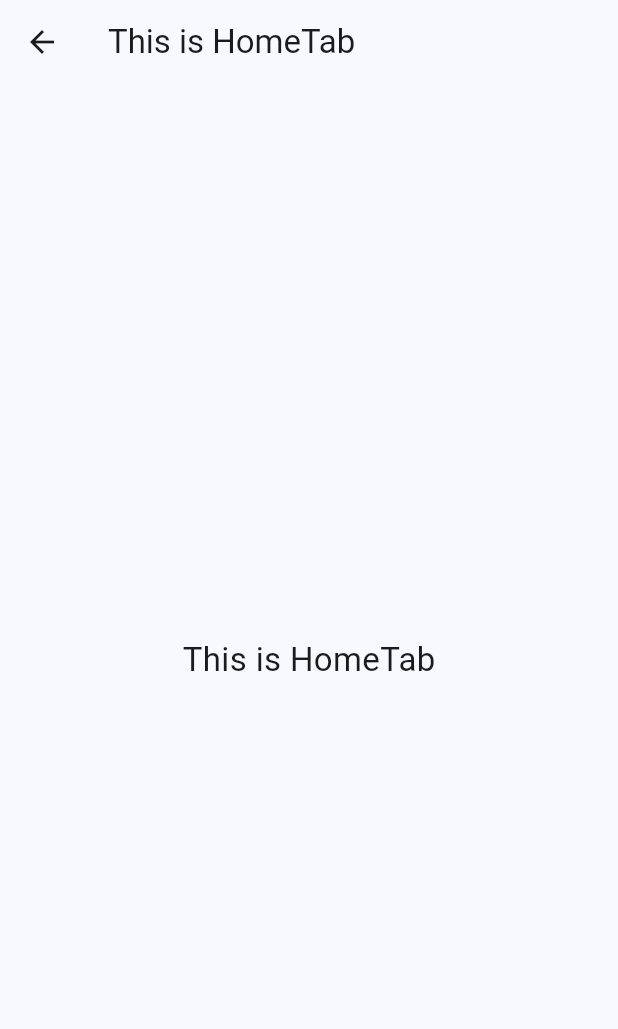
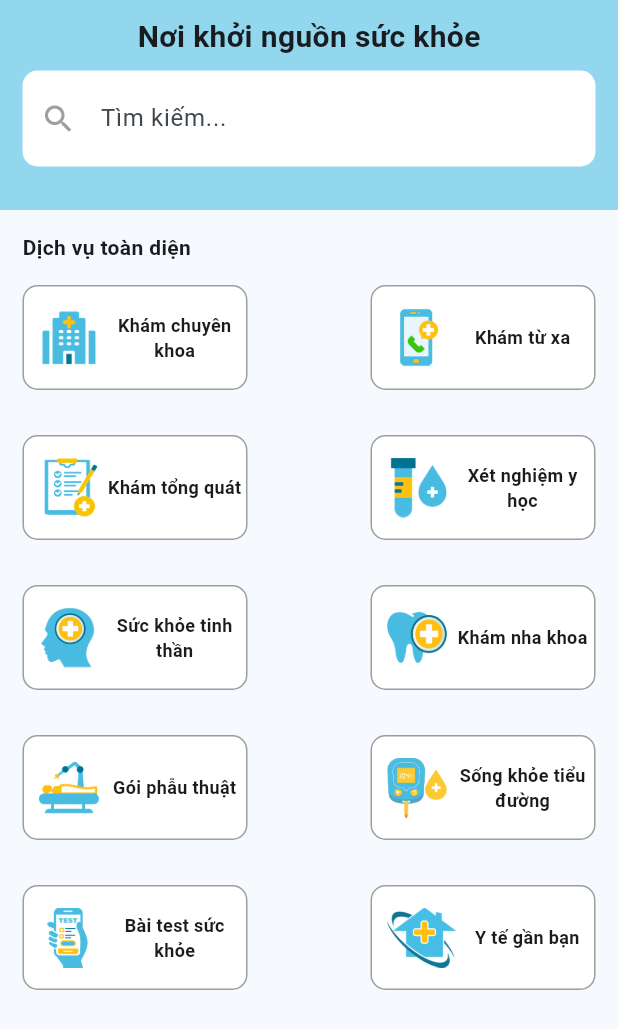
Before and after one commit to quangduy164/frontend-flutter-clinic-management, a Flutter app: the HomeTab screen opened directly, on a phone screen of 412 x 824 dp. Shown: the top 1029 px of the screen. Run offline on Flutter 3.47's test engine with Material 3 defaults, Android fonts, the phone set to English and light mode, and no system bars; our stand-ins replace equatable, flutter_bloc, shared_preferences; accounts and stored records are empty.

Commit message:
update home_tab item service

```diff
--- a/lib/ui/home/user_home/home_tab/home_tab.dart
+++ b/lib/ui/home/user_home/home_tab/home_tab.dart
@@ -1,3 +1,4 @@
+import 'package:clinic_management/ui/home/user_home/home_tab/item_service_section.dart';
 import 'package:flutter/material.dart';
 
 class HomeTab extends StatelessWidget{
@@ -6,11 +7,161 @@ class HomeTab extends StatelessWidget{
   @override
   Widget build(BuildContext context) {
     return Scaffold(
-      appBar: AppBar(
-          title: Text('This is HomeTab')
-      ),
-      body: Center(
-        child: Text('This is HomeTab', style: TextStyle(fontSize: 22),
+      body: _getBody()
+    );
+  }
+
+  Widget _getBody(){
+    return ListView(
+      children: [
+        Stack(
+          children: [
+            Container(
+              height: 140,
+              color: const Color.fromRGBO(146, 215, 238, 1.0),
+            ),
+            Padding(
+              padding: const EdgeInsets.only(top: 10),
+              child: Center(
+                child: Column(
+                  children: [
+                    const Text('Nơi khởi nguồn sức khỏe',
+                      style: TextStyle(
+                          fontWeight: FontWeight.w600,
+                          fontSize: 20)
+                    ),
+                    _searchBar()
+                  ],
+                ),
+              ),
+            )
+          ],
+        ),
+        _getService()
+      ],
+    );
+  }
+
+  Widget _getService(){
+    return Column(
+      crossAxisAlignment: CrossAxisAlignment.start,
+      children: [
+        const Padding(
+          padding: EdgeInsets.only(top: 15, left: 15),
+          child: Text('Dịch vụ toàn diện',
+            style: TextStyle(
+                fontWeight: FontWeight.bold,
+                fontSize: 14),
+          ),
+        ),
+        Padding(
+          padding: const EdgeInsets.all(15),
+          child: Row(
+            children: [
+              ItemServiceSection(
+                  function: (){},
+                  image: 'assets/images/iconkham-chuyen-khoa.png',
+                  text: 'Khám chuyên khoa'
+              ),
+              const Spacer(),
+              ItemServiceSection(
+                  function: (){},
+                  image: 'assets/images/iconkham-tu-xa.png',
+                  text: 'Khám từ xa'
+              ),
+            ],
+          ),
+        ),
+        Padding(
+          padding: const EdgeInsets.all(15),
+          child: Row(
+            children: [
+              ItemServiceSection(
+                  function: (){},
+                  image: 'assets/images/iconkham-tong-quat.png',
+                  text: 'Khám tổng quát'
+              ),
+              const Spacer(),
+              ItemServiceSection(
+                  function: (){},
+                  image: 'assets/images/iconxet-nghiem-y-hoc.png',
+                  text: 'Xét nghiệm y học'
+              ),
+            ],
+          ),
+        ),
+        Padding(
+          padding: const EdgeInsets.all(15),
+          child: Row(
+            children: [
+              ItemServiceSection(
+                  function: (){},
+                  image: 'assets/images/iconsuc-khoe-tinh-than.png',
+                  text: 'Sức khỏe tinh thần'
+              ),
+              const Spacer(),
+              ItemServiceSection(
+                  function: (){},
+                  image: 'assets/images/iconkham-nha-khoa.png',
+                  text: 'Khám nha khoa'
+              ),
+            ],
+          ),
+        ),
+        Padding(
+          padding: const EdgeInsets.all(15),
+          child: Row(
+            children: [
+              ItemServiceSection(
+                  function: (){},
+                  image: 'assets/images/icongoi-phau-thuat.png',
+                  text: 'Gói phẫu thuật'
+              ),
+              const Spacer(),
+              ItemServiceSection(
+                  function: (){},
+                  image: 'assets/images/iconsong-khoe-tieu-duong.png',
+                  text: 'Sống khỏe tiểu đường'
+              ),
+            ],
+          ),
+        ),
+        Padding(
+          padding: const EdgeInsets.all(15),
+          child: Row(
+            children: [
+              ItemServiceSection(
+                  function: (){},
+                  image: 'assets/images/iconbai-test-suc-khoe.png',
+                  text: 'Bài test sức khỏe'
+              ),
+              const Spacer(),
+              ItemServiceSection(
+                  function: (){},
+                  image: 'assets/images/icony-te-gan-ban.png',
+                  text: 'Y tế gần bạn'
+              ),
+            ],
+          ),
+        )
+      ],
+    );
+  }
+
+  Widget _searchBar() {
+    return Padding(
+      padding: const EdgeInsets.only(top: 8, left: 15, right: 15, bottom: 12),
+      child: TextField(
+        decoration: InputDecoration(
+          prefixIcon: const Icon(Icons.search, color: Colors.grey),
+          contentPadding: const EdgeInsets.symmetric(vertical: 20), //Chiều cao thanh tìm kiếm
+          border: OutlineInputBorder(
+            borderRadius: BorderRadius.circular(10),
+            borderSide: BorderSide.none
+          ),
+          filled: true, // Cho phép màu nền
+          fillColor: Colors.white, // Màu nền là màu trắng
+          hintText: 'Tìm kiếm...',
         ),
       ),
     );
--- /dev/null
+++ b/lib/ui/home/user_home/home_tab/item_service_section.dart
@@ -0,0 +1,70 @@
+import 'package:flutter/material.dart';
+
+class ItemServiceSection extends StatefulWidget {
+  final Function? function;
+  final String image;
+  final String text;
+
+  const ItemServiceSection(
+      {super.key,
+      required this.function,
+      required this.image,
+      required this.text});
+
+  @override
+  State<StatefulWidget> createState() {
+    return _ItemServiceSectionState();
+  }
+}
+
+class _ItemServiceSectionState extends State<ItemServiceSection> {
+  @override
+  Widget build(BuildContext context) {
+    return GestureDetector(
+      onTap: (){
+        // Kiểm tra xem function có được cung cấp không trước khi gọi
+        if (widget.function != null) {
+          widget.function!(); // Gọi hàm khi được chạm vào
+        }
+      },
+      child: Stack(
+        children: [
+          Container(
+            height: 70,
+            width: 150,
+            decoration: BoxDecoration(
+              borderRadius: BorderRadius.circular(10),
+              color: Colors.white,
+              border: Border.all(
+                color: Colors.grey, // Màu viền
+                width: 1, // Độ dày viền
+              ),
+            ),
+            child: Row(
+              children: [
+                const SizedBox(width: 10),
+                Image.asset(
+                  '${widget.image}',
+                  height: 40,
+                  fit: BoxFit.contain,
+                ),
+                const SizedBox(width: 3),
+                Expanded(
+                  child: Text(
+                    widget.text,
+                    style: const TextStyle(
+                      fontSize: 12,
+                      fontWeight: FontWeight.w600,
+                    ),
+                    maxLines: 2, // Giới hạn số dòng chữ
+                    textAlign: TextAlign.center,
+                  ),
+                ),
+              ],
+            ),
+          ),
+        ],
+      ),
+    );
+  }
+}
```
Also changed, not shown: pubspec.yaml (+10 -0 lines), assets/images/iconbai-test-suc-khoe.png (added), assets/images/icongoi-phau-thuat.png (added), assets/images/iconkham-chuyen-khoa.png (added), assets/images/iconkham-nha-khoa.png (added), assets/images/iconkham-tong-quat.png (added), assets/images/iconkham-tu-xa.png (added), assets/images/iconsong-khoe-tieu-duong.png (added), assets/images/iconsuc-khoe-tinh-than.png (added), assets/images/iconxet-nghiem-y-hoc.png (added), assets/images/icony-te-gan-ban.png (added), assets/images/splash.png.
